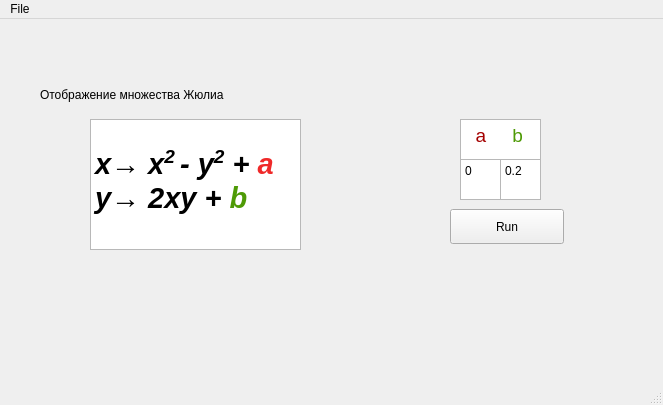
Qt form Duffing/mainwindow.ui (Dunder-Muffin/computer-simulation) before a commit.
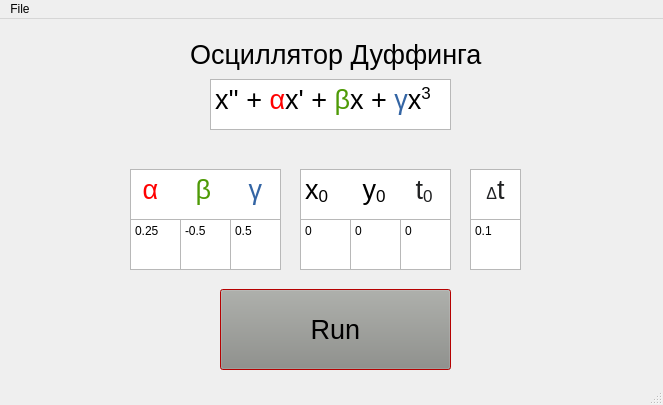
The same form after that commit.

Patch:
```diff
--- a/Duffing/mainwindow.ui
+++ b/Duffing/mainwindow.ui
@@ -14,107 +14,679 @@
    <string>MainWindow</string>
   </property>
   <widget class="QWidget" name="centralwidget">
-   <widget class="QLabel" name="label">
-    <property name="geometry">
-     <rect>
-      <x>260</x>
-      <y>130</y>
-      <width>85</width>
-      <height>27</height>
-     </rect>
-    </property>
-    <property name="text">
-     <string/>
-    </property>
-   </widget>
    <widget class="QTextBrowser" name="textBrowser">
     <property name="geometry">
      <rect>
-      <x>90</x>
-      <y>100</y>
-      <width>211</width>
-      <height>131</height>
+      <x>210</x>
+      <y>60</y>
+      <width>241</width>
+      <height>51</height>
      </rect>
     </property>
     <property name="html">
      <string>&lt;!DOCTYPE HTML PUBLIC &quot;-//W3C//DTD HTML 4.0//EN&quot; &quot;http://www.w3.org/TR/REC-html40/strict.dtd&quot;&gt;
 &lt;html&gt;&lt;head&gt;&lt;meta name=&quot;qrichtext&quot; content=&quot;1&quot; /&gt;&lt;style type=&quot;text/css&quot;&gt;
 p, li { white-space: pre-wrap; }
-&lt;/style&gt;&lt;/head&gt;&lt;body style=&quot; font-family:'Noto Sans'; font-size:14pt; font-weight:400; font-style:normal;&quot;&gt;
-&lt;p style=&quot;-qt-paragraph-type:empty; margin-top:0px; margin-bottom:0px; margin-left:0px; margin-right:0px; -qt-block-indent:0; text-indent:0px;&quot;&gt;&lt;br /&gt;&lt;/p&gt;
-&lt;p style=&quot; margin-top:0px; margin-bottom:0px; margin-left:0px; margin-right:0px; -qt-block-indent:0; text-indent:0px;&quot;&gt;&lt;span style=&quot; font-size:22pt; font-weight:600; font-style:italic; color:#000000;&quot;&gt;x→ x&lt;/span&gt;&lt;span style=&quot; font-size:22pt; font-weight:600; font-style:italic; color:#000000; vertical-align:super;&quot;&gt;2 &lt;/span&gt;&lt;span style=&quot; font-size:22pt; font-weight:600; font-style:italic; color:#000000;&quot;&gt;- y&lt;/span&gt;&lt;span style=&quot; font-size:22pt; font-weight:600; font-style:italic; color:#000000; vertical-align:super;&quot;&gt;2&lt;/span&gt;&lt;span style=&quot; font-size:22pt; font-weight:600; font-style:italic; color:#000000;&quot;&gt; + &lt;/span&gt;&lt;span style=&quot; font-size:22pt; font-weight:600; font-style:italic; color:#ef2929;&quot;&gt;a&lt;/span&gt;&lt;/p&gt;
-&lt;p style=&quot; margin-top:0px; margin-bottom:0px; margin-left:0px; margin-right:0px; -qt-block-indent:0; text-indent:0px;&quot;&gt;&lt;span style=&quot; font-size:22pt; font-weight:600; font-style:italic; color:#000000;&quot;&gt;y→ 2xy + &lt;/span&gt;&lt;span style=&quot; font-size:22pt; font-weight:600; font-style:italic; color:#4e9a06;&quot;&gt;b&lt;/span&gt;&lt;/p&gt;&lt;/body&gt;&lt;/html&gt;</string>
+&lt;/style&gt;&lt;/head&gt;&lt;body style=&quot; font-family:'Noto Sans'; font-size:9pt; font-weight:400; font-style:normal;&quot;&gt;
+&lt;p style=&quot; margin-top:0px; margin-bottom:0px; margin-left:0px; margin-right:0px; -qt-block-indent:0; text-indent:0px;&quot;&gt;&lt;span style=&quot; font-size:20pt;&quot;&gt;x'' + &lt;/span&gt;&lt;span style=&quot; font-family:'SBL BibLit','SBL Greek','Athena','EB Garamond','EB Garamond 12','Foulis Greek','Garamond Libre','Cardo','Gentium Plus','Gentium','Garamond','Palatino Linotype','DejaVu Sans','DejaVu Serif','FreeSerif','FreeSans','Arial Unicode MS','Lucida Sans Unicode','Lucida Grande','Code2000','sans-serif'; font-size:20pt; color:#ff0101; background-color:#ffffff;&quot;&gt;α&lt;/span&gt;&lt;span style=&quot; font-size:20pt;&quot;&gt;x' + &lt;/span&gt;&lt;span style=&quot; font-family:'SBL BibLit','SBL Greek','Athena','EB Garamond','EB Garamond 12','Foulis Greek','Garamond Libre','Cardo','Gentium Plus','Gentium','Garamond','Palatino Linotype','DejaVu Sans','DejaVu Serif','FreeSerif','FreeSans','Arial Unicode MS','Lucida Sans Unicode','Lucida Grande','Code2000','sans-serif'; font-size:20pt; color:#4e9a06; background-color:#ffffff;&quot;&gt;β&lt;/span&gt;&lt;span style=&quot; font-size:20pt;&quot;&gt;x + &lt;/span&gt;&lt;span style=&quot; font-family:'SBL BibLit','SBL Greek','Athena','EB Garamond','EB Garamond 12','Foulis Greek','Garamond Libre','Cardo','Gentium Plus','Gentium','Garamond','Palatino Linotype','DejaVu Sans','DejaVu Serif','FreeSerif','FreeSans','Arial Unicode MS','Lucida Sans Unicode','Lucida Grande','Code2000','sans-serif'; font-size:20pt; color:#3465a4; background-color:#ffffff;&quot;&gt;γ&lt;/span&gt;&lt;span style=&quot; font-size:20pt;&quot;&gt;x&lt;/span&gt;&lt;span style=&quot; font-size:20pt; vertical-align:super;&quot;&gt;3&lt;/span&gt;&lt;/p&gt;&lt;/body&gt;&lt;/html&gt;</string>
     </property>
    </widget>
    <widget class="QLabel" name="label_2">
     <property name="geometry">
      <rect>
-      <x>40</x>
-      <y>50</y>
+      <x>190</x>
+      <y>10</y>
       <width>321</width>
       <height>51</height>
      </rect>
     </property>
+    <property name="font">
+     <font>
+      <pointsize>20</pointsize>
+     </font>
+    </property>
     <property name="text">
-     <string>Отображение множества Жюлиа</string>
+     <string>Осциллятор Дуффинга</string>
     </property>
    </widget>
    <widget class="QPlainTextEdit" name="bParamEdit">
     <property name="geometry">
      <rect>
-      <x>500</x>
-      <y>140</y>
-      <width>41</width>
-      <height>41</height>
+      <x>180</x>
+      <y>200</y>
+      <width>51</width>
+      <height>51</height>
      </rect>
     </property>
+    <property name="layoutDirection">
+     <enum>Qt::LeftToRight</enum>
+    </property>
     <property name="plainText">
-     <string>0.2</string>
+     <string>-0.5</string>
     </property>
    </widget>
    <widget class="QPlainTextEdit" name="aParamEdit">
     <property name="geometry">
      <rect>
-      <x>460</x>
-      <y>140</y>
-      <width>41</width>
-      <height>41</height>
+      <x>130</x>
+      <y>200</y>
+      <width>51</width>
+      <height>51</height>
      </rect>
     </property>
+    <property name="layoutDirection">
+     <enum>Qt::LeftToRight</enum>
+    </property>
     <property name="plainText">
-     <string>0</string>
+     <string>0.25</string>
     </property>
    </widget>
    <widget class="QTextBrowser" name="textBrowser_2">
     <property name="geometry">
      <rect>
-      <x>460</x>
-      <y>100</y>
-      <width>81</width>
-      <height>41</height>
+      <x>130</x>
+      <y>150</y>
+      <width>151</width>
+      <height>51</height>
      </rect>
     </property>
+    <property name="font">
+     <font>
+      <pointsize>20</pointsize>
+     </font>
+    </property>
     <property name="html">
      <string>&lt;!DOCTYPE HTML PUBLIC &quot;-//W3C//DTD HTML 4.0//EN&quot; &quot;http://www.w3.org/TR/REC-html40/strict.dtd&quot;&gt;
 &lt;html&gt;&lt;head&gt;&lt;meta name=&quot;qrichtext&quot; content=&quot;1&quot; /&gt;&lt;style type=&quot;text/css&quot;&gt;
 p, li { white-space: pre-wrap; }
-&lt;/style&gt;&lt;/head&gt;&lt;body style=&quot; font-family:'Noto Sans'; font-size:14pt; font-weight:400; font-style:normal;&quot;&gt;
-&lt;p style=&quot; margin-top:0px; margin-bottom:0px; margin-left:0px; margin-right:0px; -qt-block-indent:0; text-indent:0px;&quot;&gt;&lt;span style=&quot; color:#a40000;&quot;&gt;  a&lt;/span&gt;     &lt;span style=&quot; color:#4e9a06;&quot;&gt;b&lt;/span&gt;&lt;/p&gt;&lt;/body&gt;&lt;/html&gt;</string>
+&lt;/style&gt;&lt;/head&gt;&lt;body style=&quot; font-family:'Noto Sans'; font-size:20pt; font-weight:400; font-style:normal;&quot;&gt;
+&lt;p style=&quot; margin-top:0px; margin-bottom:0px; margin-left:0px; margin-right:0px; -qt-block-indent:0; text-indent:0px;&quot;&gt;&lt;span style=&quot; color:#ff0101;&quot;&gt; &lt;/span&gt;&lt;span style=&quot; font-family:'SBL BibLit','SBL Greek','Athena','EB Garamond','EB Garamond 12','Foulis Greek','Garamond Libre','Cardo','Gentium Plus','Gentium','Garamond','Palatino Linotype','DejaVu Sans','DejaVu Serif','FreeSerif','FreeSans','Arial Unicode MS','Lucida Sans Unicode','Lucida Grande','Code2000','sans-serif'; color:#ff0101; background-color:#ffffff;&quot;&gt;α&lt;/span&gt;     &lt;span style=&quot; font-family:'SBL BibLit','SBL Greek','Athena','EB Garamond','EB Garamond 12','Foulis Greek','Garamond Libre','Cardo','Gentium Plus','Gentium','Garamond','Palatino Linotype','DejaVu Sans','DejaVu Serif','FreeSerif','FreeSans','Arial Unicode MS','Lucida Sans Unicode','Lucida Grande','Code2000','sans-serif'; color:#4e9a06; background-color:#ffffff;&quot;&gt;β     &lt;/span&gt;&lt;span style=&quot; font-family:'SBL BibLit','SBL Greek','Athena','EB Garamond','EB Garamond 12','Foulis Greek','Garamond Libre','Cardo','Gentium Plus','Gentium','Garamond','Palatino Linotype','DejaVu Sans','DejaVu Serif','FreeSerif','FreeSans','Arial Unicode MS','Lucida Sans Unicode','Lucida Grande','Code2000','sans-serif'; color:#3465a4; background-color:#ffffff;&quot;&gt;γ&lt;/span&gt;&lt;/p&gt;&lt;/body&gt;&lt;/html&gt;</string>
+    </property>
+   </widget>
+   <widget class="QPlainTextEdit" name="gammaParamEdit">
+    <property name="geometry">
+     <rect>
+      <x>230</x>
+      <y>200</y>
+      <width>51</width>
+      <height>51</height>
+     </rect>
+    </property>
+    <property name="layoutDirection">
+     <enum>Qt::LeftToRight</enum>
+    </property>
+    <property name="plainText">
+     <string>0.5</string>
     </property>
    </widget>
    <widget class="QPushButton" name="pushButton">
     <property name="geometry">
      <rect>
-      <x>450</x>
-      <y>190</y>
-      <width>114</width>
-      <height>35</height>
+      <x>220</x>
+      <y>270</y>
+      <width>231</width>
+      <height>81</height>
      </rect>
     </property>
+    <property name="palette">
+     <palette>
+      <active>
+       <colorrole role="WindowText">
+        <brush brushstyle="SolidPattern">
+         <color alpha="255">
+          <red>0</red>
+          <green>0</green>
+          <blue>0</blue>
+         </color>
+        </brush>
+       </colorrole>
+       <colorrole role="Button">
+        <brush brushstyle="SolidPattern">
+         <color alpha="255">
+          <red>211</red>
+          <green>215</green>
+          <blue>207</blue>
+         </color>
+        </brush>
+       </colorrole>
+       <colorrole role="Light">
+        <brush brushstyle="SolidPattern">
+         <color alpha="255">
+          <red>255</red>
+          <green>128</green>
+          <blue>128</blue>
+         </color>
+        </brush>
+       </colorrole>
+       <colorrole role="Midlight">
+        <brush brushstyle="SolidPattern">
+         <color alpha="255">
+          <red>255</red>
+          <green>64</green>
+          <blue>64</blue>
+         </color>
+        </brush>
+       </colorrole>
+       <colorrole role="Dark">
+        <brush brushstyle="SolidPattern">
+         <color alpha="255">
+          <red>127</red>
+          <green>0</green>
+          <blue>0</blue>
+         </color>
+        </brush>
+       </colorrole>
+       <colorrole role="Mid">
+        <brush brushstyle="SolidPattern">
+         <color alpha="255">
+          <red>170</red>
+          <green>1</green>
+          <blue>1</blue>
+         </color>
+        </brush>
+       </colorrole>
+       <colorrole role="Text">
+        <brush brushstyle="SolidPattern">
+         <color alpha="255">
+          <red>0</red>
+          <green>0</green>
+          <blue>0</blue>
+         </color>
+        </brush>
+       </colorrole>
+       <colorrole role="BrightText">
+        <brush brushstyle="SolidPattern">
+         <color alpha="255">
+          <red>255</red>
+          <green>255</green>
+          <blue>255</blue>
+         </color>
+        </brush>
+       </colorrole>
+       <colorrole role="ButtonText">
+        <brush brushstyle="SolidPattern">
+         <color alpha="255">
+          <red>0</red>
+          <green>0</green>
+          <blue>0</blue>
+         </color>
+        </brush>
+       </colorrole>
+       <colorrole role="Base">
+        <brush brushstyle="SolidPattern">
+         <color alpha="255">
+          <red>255</red>
+          <green>255</green>
+          <blue>255</blue>
+         </color>
+        </brush>
+       </colorrole>
+       <colorrole role="Window">
+        <brush brushstyle="SolidPattern">
+         <color alpha="255">
+          <red>255</red>
+          <green>1</green>
+          <blue>1</blue>
+         </color>
+        </brush>
+       </colorrole>
+       <colorrole role="Shadow">
+        <brush brushstyle="SolidPattern">
+         <color alpha="255">
+          <red>0</red>
+          <green>0</green>
+          <blue>0</blue>
+         </color>
+        </brush>
+       </colorrole>
+       <colorrole role="AlternateBase">
+        <brush brushstyle="SolidPattern">
+         <color alpha="255">
+          <red>255</red>
+          <green>128</green>
+          <blue>128</blue>
+         </color>
+        </brush>
+       </colorrole>
+       <colorrole role="ToolTipBase">
+        <brush brushstyle="SolidPattern">
+         <color alpha="255">
+          <red>255</red>
+          <green>255</green>
+          <blue>220</blue>
+         </color>
+        </brush>
+       </colorrole>
+       <colorrole role="ToolTipText">
+        <brush brushstyle="SolidPattern">
+         <color alpha="255">
+          <red>0</red>
+          <green>0</green>
+          <blue>0</blue>
+         </color>
+        </brush>
+       </colorrole>
+       <colorrole role="PlaceholderText">
+        <brush brushstyle="SolidPattern">
+         <color alpha="128">
+          <red>0</red>
+          <green>0</green>
+          <blue>0</blue>
+         </color>
+        </brush>
+       </colorrole>
+      </active>
+      <inactive>
+       <colorrole role="WindowText">
+        <brush brushstyle="SolidPattern">
+         <color alpha="255">
+          <red>0</red>
+          <green>0</green>
+          <blue>0</blue>
+         </color>
+        </brush>
+       </colorrole>
+       <colorrole role="Button">
+        <brush brushstyle="SolidPattern">
+         <color alpha="255">
+          <red>136</red>
+          <green>138</green>
+          <blue>133</blue>
+         </color>
+        </brush>
+       </colorrole>
+       <colorrole role="Light">
+        <brush brushstyle="SolidPattern">
+         <color alpha="255">
+          <red>255</red>
+          <green>128</green>
+          <blue>128</blue>
+         </color>
+        </brush>
+       </colorrole>
+       <colorrole role="Midlight">
+        <brush brushstyle="SolidPattern">
+         <color alpha="255">
+          <red>255</red>
+          <green>64</green>
+          <blue>64</blue>
+         </color>
+        </brush>
+       </colorrole>
+       <colorrole role="Dark">
+        <brush brushstyle="SolidPattern">
+         <color alpha="255">
+          <red>127</red>
+          <green>0</green>
+          <blue>0</blue>
+         </color>
+        </brush>
+       </colorrole>
+       <colorrole role="Mid">
+        <brush brushstyle="SolidPattern">
+         <color alpha="255">
+          <red>170</red>
+          <green>1</green>
+          <blue>1</blue>
+         </color>
+        </brush>
+       </colorrole>
+       <colorrole role="Text">
+        <brush brushstyle="SolidPattern">
+         <color alpha="255">
+          <red>0</red>
+          <green>0</green>
+          <blue>0</blue>
+         </color>
+        </brush>
+       </colorrole>
+       <colorrole role="BrightText">
+        <brush brushstyle="SolidPattern">
+         <color alpha="255">
+          <red>255</red>
+          <green>255</green>
+          <blue>255</blue>
+         </color>
+        </brush>
+       </colorrole>
+       <colorrole role="ButtonText">
+        <brush brushstyle="SolidPattern">
+         <color alpha="255">
+          <red>0</red>
+          <green>0</green>
+          <blue>0</blue>
+         </color>
+        </brush>
+       </colorrole>
+       <colorrole role="Base">
+        <brush brushstyle="SolidPattern">
+         <color alpha="255">
+          <red>255</red>
+          <green>255</green>
+          <blue>255</blue>
+         </color>
+        </brush>
+       </colorrole>
+       <colorrole role="Window">
+        <brush brushstyle="SolidPattern">
+         <color alpha="255">
+          <red>255</red>
+          <green>1</green>
+          <blue>1</blue>
+         </color>
+        </brush>
+       </colorrole>
+       <colorrole role="Shadow">
+        <brush brushstyle="SolidPattern">
+         <color alpha="255">
+          <red>0</red>
+          <green>0</green>
+          <blue>0</blue>
+         </color>
+        </brush>
+       </colorrole>
+       <colorrole role="AlternateBase">
+        <brush brushstyle="SolidPattern">
+         <color alpha="255">
+          <red>255</red>
+          <green>128</green>
+          <blue>128</blue>
+         </color>
+        </brush>
+       </colorrole>
+       <colorrole role="ToolTipBase">
+        <brush brushstyle="SolidPattern">
+         <color alpha="255">
+          <red>255</red>
+          <green>255</green>
+          <blue>220</blue>
+         </color>
+        </brush>
+       </colorrole>
+       <colorrole role="ToolTipText">
+        <brush brushstyle="SolidPattern">
+         <color alpha="255">
+          <red>0</red>
+          <green>0</green>
+          <blue>0</blue>
+         </color>
+        </brush>
+       </colorrole>
+       <colorrole role="PlaceholderText">
+        <brush brushstyle="SolidPattern">
+         <color alpha="128">
+          <red>0</red>
+          <green>0</green>
+          <blue>0</blue>
+         </color>
+        </brush>
+       </colorrole>
+      </inactive>
+      <disabled>
+       <colorrole role="WindowText">
+        <brush brushstyle="SolidPattern">
+         <color alpha="255">
+          <red>127</red>
+          <green>0</green>
+          <blue>0</blue>
+         </color>
+        </brush>
+       </colorrole>
+       <colorrole role="Button">
+        <brush brushstyle="SolidPattern">
+         <color alpha="255">
+          <red>136</red>
+          <green>138</green>
+          <blue>133</blue>
+         </color>
+        </brush>
+       </colorrole>
+       <colorrole role="Light">
+        <brush brushstyle="SolidPattern">
+         <color alpha="255">
+          <red>255</red>
+          <green>128</green>
+          <blue>128</blue>
+         </color>
+        </brush>
+       </colorrole>
+       <colorrole role="Midlight">
+        <brush brushstyle="SolidPattern">
+         <color alpha="255">
+          <red>255</red>
+          <green>64</green>
+          <blue>64</blue>
+         </color>
+        </brush>
+       </colorrole>
+       <colorrole role="Dark">
+        <brush brushstyle="SolidPattern">
+         <color alpha="255">
+          <red>127</red>
+          <green>0</green>
+          <blue>0</blue>
+         </color>
+        </brush>
+       </colorrole>
+       <colorrole role="Mid">
+        <brush brushstyle="SolidPattern">
+         <color alpha="255">
+          <red>170</red>
+          <green>1</green>
+          <blue>1</blue>
+         </color>
+        </brush>
+       </colorrole>
+       <colorrole role="Text">
+        <brush brushstyle="SolidPattern">
+         <color alpha="255">
+          <red>127</red>
+          <green>0</green>
+          <blue>0</blue>
+         </color>
+        </brush>
+       </colorrole>
+       <colorrole role="BrightText">
+        <brush brushstyle="SolidPattern">
+         <color alpha="255">
+          <red>255</red>
+          <green>255</green>
+          <blue>255</blue>
+         </color>
+        </brush>
+       </colorrole>
+       <colorrole role="ButtonText">
+        <brush brushstyle="SolidPattern">
+         <color alpha="255">
+          <red>127</red>
+          <green>0</green>
+          <blue>0</blue>
+         </color>
+        </brush>
+       </colorrole>
+       <colorrole role="Base">
+        <brush brushstyle="SolidPattern">
+         <color alpha="255">
+          <red>255</red>
+          <green>1</green>
+          <blue>1</blue>
+         </color>
+        </brush>
+       </colorrole>
+       <colorrole role="Window">
+        <brush brushstyle="SolidPattern">
+         <color alpha="255">
+          <red>255</red>
+          <green>1</green>
+          <blue>1</blue>
+         </color>
+        </brush>
+       </colorrole>
+       <colorrole role="Shadow">
+        <brush brushstyle="SolidPattern">
+         <color alpha="255">
+          <red>0</red>
+          <green>0</green>
+          <blue>0</blue>
+         </color>
+        </brush>
+       </colorrole>
+       <colorrole role="AlternateBase">
+        <brush brushstyle="SolidPattern">
+         <color alpha="255">
+          <red>255</red>
+          <green>1</green>
+          <blue>1</blue>
+         </color>
+        </brush>
+       </colorrole>
+       <colorrole role="ToolTipBase">
+        <brush brushstyle="SolidPattern">
+         <color alpha="255">
+          <red>255</red>
+          <green>255</green>
+          <blue>220</blue>
+         </color>
+        </brush>
+       </colorrole>
+       <colorrole role="ToolTipText">
+        <brush brushstyle="SolidPattern">
+         <color alpha="255">
+          <red>0</red>
+          <green>0</green>
+          <blue>0</blue>
+         </color>
+        </brush>
+       </colorrole>
+       <colorrole role="PlaceholderText">
+        <brush brushstyle="SolidPattern">
+         <color alpha="128">
+          <red>0</red>
+          <green>0</green>
+          <blue>0</blue>
+         </color>
+        </brush>
+       </colorrole>
+      </disabled>
+     </palette>
+    </property>
+    <property name="font">
+     <font>
+      <pointsize>20</pointsize>
+     </font>
+    </property>
     <property name="text">
      <string>Run</string>
     </property>
    </widget>
+   <widget class="QPlainTextEdit" name="y0ParamEdit">
+    <property name="geometry">
+     <rect>
+      <x>350</x>
+      <y>200</y>
+      <width>51</width>
+      <height>51</height>
+     </rect>
+    </property>
+    <property name="layoutDirection">
+     <enum>Qt::LeftToRight</enum>
+    </property>
+    <property name="plainText">
+     <string>0</string>
+    </property>
+   </widget>
+   <widget class="QPlainTextEdit" name="x0ParamEdit">
+    <property name="geometry">
+     <rect>
+      <x>300</x>
+      <y>200</y>
+      <width>51</width>
+      <height>51</height>
+     </rect>
+    </property>
+    <property name="layoutDirection">
+     <enum>Qt::LeftToRight</enum>
+    </property>
+    <property name="plainText">
+     <string>0</string>
+    </property>
+   </widget>
+   <widget class="QTextBrowser" name="textBrowser_3">
+    <property name="geometry">
+     <rect>
+      <x>300</x>
+      <y>150</y>
+      <width>151</width>
+      <height>51</height>
+     </rect>
+    </property>
+    <property name="font">
+     <font>
+      <pointsize>20</pointsize>
+     </font>
+    </property>
+    <property name="html">
+     <string>&lt;!DOCTYPE HTML PUBLIC &quot;-//W3C//DTD HTML 4.0//EN&quot; &quot;http://www.w3.org/TR/REC-html40/strict.dtd&quot;&gt;
+&lt;html&gt;&lt;head&gt;&lt;meta name=&quot;qrichtext&quot; content=&quot;1&quot; /&gt;&lt;style type=&quot;text/css&quot;&gt;
+p, li { white-space: pre-wrap; }
+&lt;/style&gt;&lt;/head&gt;&lt;body style=&quot; font-family:'Noto Sans'; font-size:20pt; font-weight:400; font-style:normal;&quot;&gt;
+&lt;p style=&quot; margin-top:0px; margin-bottom:0px; margin-left:0px; margin-right:0px; -qt-block-indent:0; text-indent:0px;&quot;&gt;x&lt;span style=&quot; vertical-align:sub;&quot;&gt;0 &lt;/span&gt;    y&lt;span style=&quot; vertical-align:sub;&quot;&gt;0&lt;/span&gt;&lt;span style=&quot; font-family:'SBL BibLit','SBL Greek','Athena','EB Garamond','EB Garamond 12','Foulis Greek','Garamond Libre','Cardo','Gentium Plus','Gentium','Garamond','Palatino Linotype','DejaVu Sans','DejaVu Serif','FreeSerif','FreeSans','Arial Unicode MS','Lucida Sans Unicode','Lucida Grande','Code2000','sans-serif'; color:#4e9a06; background-color:#ffffff;&quot;&gt;   &lt;/span&gt;&lt;span style=&quot; font-family:'SBL BibLit','SBL Greek','Athena','EB Garamond','EB Garamond 12','Foulis Greek','Garamond Libre','Cardo','Gentium Plus','Gentium','Garamond','Palatino Linotype','DejaVu Sans','DejaVu Serif','FreeSerif','FreeSans','Arial Unicode MS','Lucida Sans Unicode','Lucida Grande','Code2000','sans-serif'; color:#202122; background-color:#ffffff;&quot;&gt; t&lt;/span&gt;&lt;span style=&quot; font-family:'SBL BibLit','SBL Greek','Athena','EB Garamond','EB Garamond 12','Foulis Greek','Garamond Libre','Cardo','Gentium Plus','Gentium','Garamond','Palatino Linotype','DejaVu Sans','DejaVu Serif','FreeSerif','FreeSans','Arial Unicode MS','Lucida Sans Unicode','Lucida Grande','Code2000','sans-serif'; color:#202122; background-color:#ffffff; vertical-align:sub;&quot;&gt;0&lt;/span&gt;&lt;/p&gt;&lt;/body&gt;&lt;/html&gt;</string>
+    </property>
+   </widget>
+   <widget class="QPlainTextEdit" name="t0ParamEdit">
+    <property name="geometry">
+     <rect>
+      <x>400</x>
+      <y>200</y>
+      <width>51</width>
+      <height>51</height>
+     </rect>
+    </property>
+    <property name="layoutDirection">
+     <enum>Qt::LeftToRight</enum>
+    </property>
+    <property name="plainText">
+     <string>0</string>
+    </property>
+   </widget>
+   <widget class="QTextBrowser" name="textBrowser_4">
+    <property name="geometry">
+     <rect>
+      <x>470</x>
+      <y>150</y>
+      <width>51</width>
+      <height>51</height>
+     </rect>
+    </property>
+    <property name="font">
+     <font>
+      <pointsize>20</pointsize>
+     </font>
+    </property>
+    <property name="html">
+     <string>&lt;!DOCTYPE HTML PUBLIC &quot;-//W3C//DTD HTML 4.0//EN&quot; &quot;http://www.w3.org/TR/REC-html40/strict.dtd&quot;&gt;
+&lt;html&gt;&lt;head&gt;&lt;meta name=&quot;qrichtext&quot; content=&quot;1&quot; /&gt;&lt;style type=&quot;text/css&quot;&gt;
+p, li { white-space: pre-wrap; }
+&lt;/style&gt;&lt;/head&gt;&lt;body style=&quot; font-family:'Noto Sans'; font-size:20pt; font-weight:400; font-style:normal;&quot;&gt;
+&lt;p align=&quot;center&quot; style=&quot; margin-top:0px; margin-bottom:0px; margin-left:0px; margin-right:0px; -qt-block-indent:0; text-indent:0px;&quot;&gt;&lt;span style=&quot; font-family:'arial','sans-serif'; font-size:16px; color:#202124; background-color:#ffffff;&quot;&gt;Δ&lt;/span&gt;&lt;span style=&quot; font-family:'SBL BibLit','SBL Greek','Athena','EB Garamond','EB Garamond 12','Foulis Greek','Garamond Libre','Cardo','Gentium Plus','Gentium','Garamond','Palatino Linotype','DejaVu Sans','DejaVu Serif','FreeSerif','FreeSans','Arial Unicode MS','Lucida Sans Unicode','Lucida Grande','Code2000','sans-serif'; color:#202122; background-color:#ffffff;&quot;&gt;t&lt;/span&gt;&lt;/p&gt;&lt;/body&gt;&lt;/html&gt;</string>
+    </property>
+   </widget>
+   <widget class="QPlainTextEdit" name="dtParamEdit">
+    <property name="geometry">
+     <rect>
+      <x>470</x>
+      <y>200</y>
+      <width>51</width>
+      <height>51</height>
+     </rect>
+    </property>
+    <property name="layoutDirection">
+     <enum>Qt::LeftToRight</enum>
+    </property>
+    <property name="plainText">
+     <string>0.1</string>
+    </property>
+   </widget>
   </widget>
   <widget class="QMenuBar" name="menubar">
    <property name="geometry">
```
Left out of the diff: 6 changed lines with no effect on the pictures.
